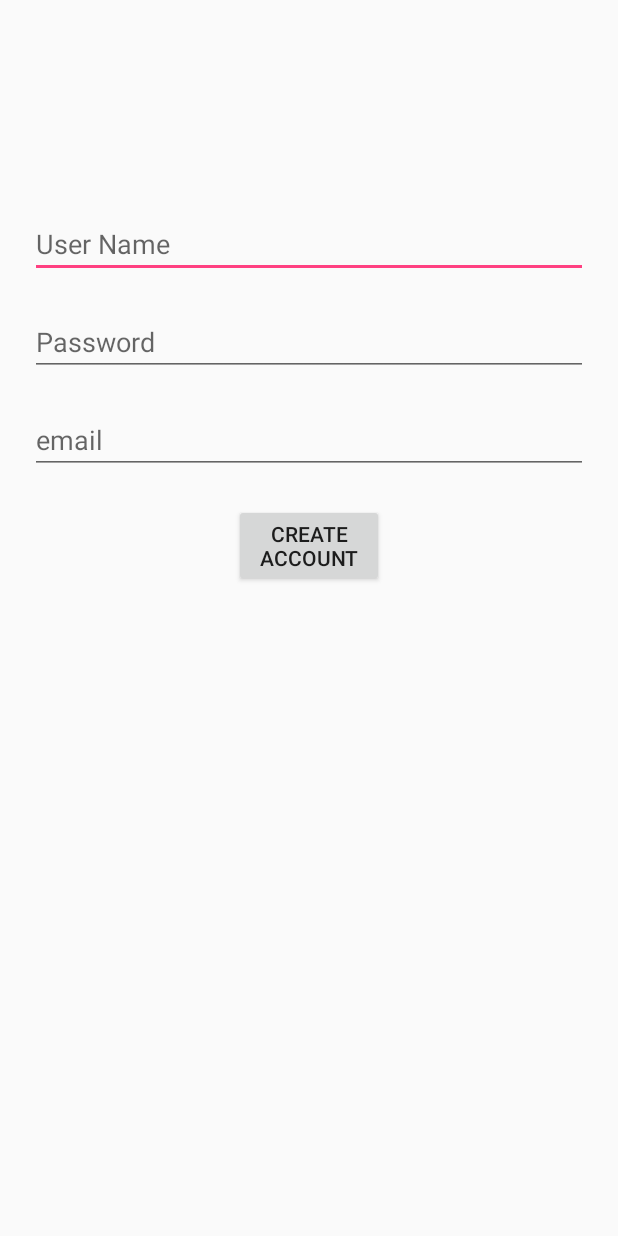
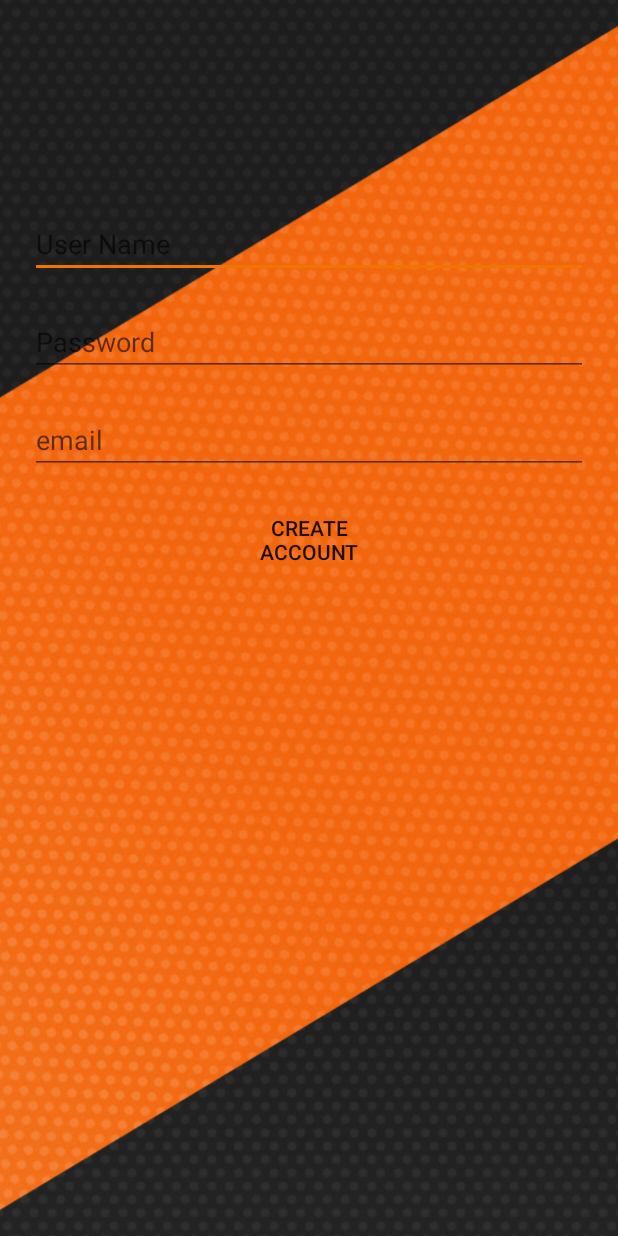
Before and after one commit to MohamedTalaat97/easy-c-, an Android app: the layout activity_sign_up.xml on its own in the app's theme, with its tools: preview values and no code run, on a phone screen of 412 x 824 dp. Run offline under Robolectric (Android 15) with nearby library versions, the phone set to English and light mode, and no system bars.

Commit message:
gui style

```diff
--- a/easyc/app/src/main/res/layout/activity_sign_up.xml
+++ b/easyc/app/src/main/res/layout/activity_sign_up.xml
@@ -1,3 +1,18 @@
+<RelativeLayout xmlns:android="http://schemas.android.com/apk/res/android"
+    xmlns:tools="http://schemas.android.com/tools"
+    android:layout_width="match_parent"
+    android:layout_height="match_parent"
+    android:gravity="center_horizontal"
+    >
+
+
+    <ImageView
+        android:layout_width="wrap_content"
+        android:layout_height="wrap_content"
+        android:src="@drawable/background"
+        android:scaleType="centerCrop"
+        />
+
 <LinearLayout xmlns:android="http://schemas.android.com/apk/res/android"
     xmlns:tools="http://schemas.android.com/tools"
     android:layout_width="match_parent"
@@ -36,15 +51,11 @@
         android:layout_width="100dp"
         android:layout_height="wrap_content"
         android:text="Create Account"
+        android:background="@android:color/transparent"
         android:layout_marginTop="20dp"
         />
 
 
+</LinearLayout>
 
-
-
-
-
-
-
-</LinearLayout>
+</RelativeLayout>
--- a/easyc/app/src/main/res/values/colors.xml
+++ b/easyc/app/src/main/res/values/colors.xml
@@ -4,4 +4,8 @@
     <color name="colorPrimaryDark">#303F9F</color>
     <color name="colorAccent">#FF4081</color>
     <color name="blue">#00bfff</color>
+    <color name="black">#000000</color>
+    <color name="orange">#FFA500</color>
+    <color name="gray"> #5F6A6A  </color>
+    <color name="darkorange"> #ee7600  </color>
 </resources>
--- a/easyc/app/src/main/res/values/styles.xml
+++ b/easyc/app/src/main/res/values/styles.xml
@@ -3,9 +3,21 @@
     <!-- Base application theme. -->
     <style name="AppTheme" parent="Theme.AppCompat.Light.DarkActionBar">
         <!-- Customize your theme here. -->
-        <item name="colorPrimary">@color/colorPrimary</item>
-        <item name="colorPrimaryDark">@color/colorPrimaryDark</item>
-        <item name="colorAccent">@color/colorAccent</item>
+        <item name="colorPrimary">@color/black</item>
+        <item name="colorPrimaryDark">@color/gray</item>
+        <item name="colorAccent">@color/darkorange</item>
     </style>
 
+
+
+
+    <!-- base set of styles that apply to all versions -->
+    <style name="C_theme" parent="Theme.AppCompat.DayNight.NoActionBar">
+        <item name="colorPrimary">@color/black</item>
+        <item name="colorPrimaryDark">@color/gray</item>
+        <item name="colorAccent">@color/darkorange</item>
+
+    </style>
+
+
 </resources>
```
Also changed, not shown: easyc/app/src/main/AndroidManifest.xml (+9 -8 lines), easyc/app/src/main/java/com/example/android/easyc/student_menu.java (added, +13 -0 lines), easyc/app/src/main/res/layout/activity_sign_in_activity.xml (+28 -3 lines), easyc/app/src/main/res/layout/activity_student_menu.xml (added, +28 -0 lines), easyc/app/src/main/res/drawable/background.jpg (added), easyc/app/src/main/res/drawable/o.jpg (added), easyc/app/src/main/res/drawable/orange_background.jpg (added), 1 other file.
